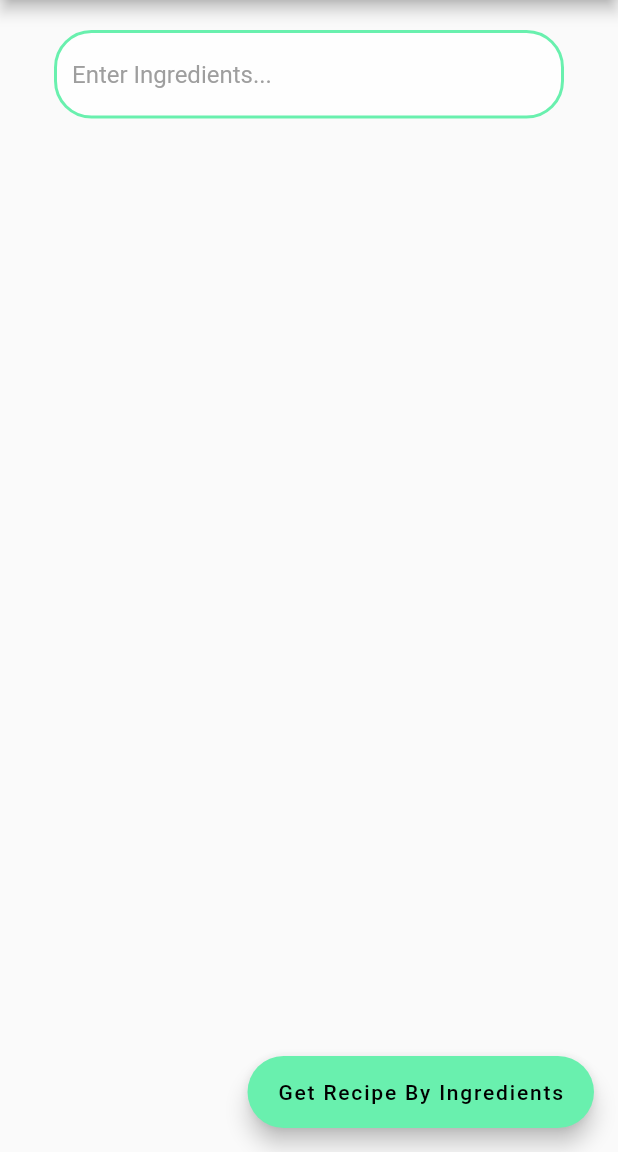
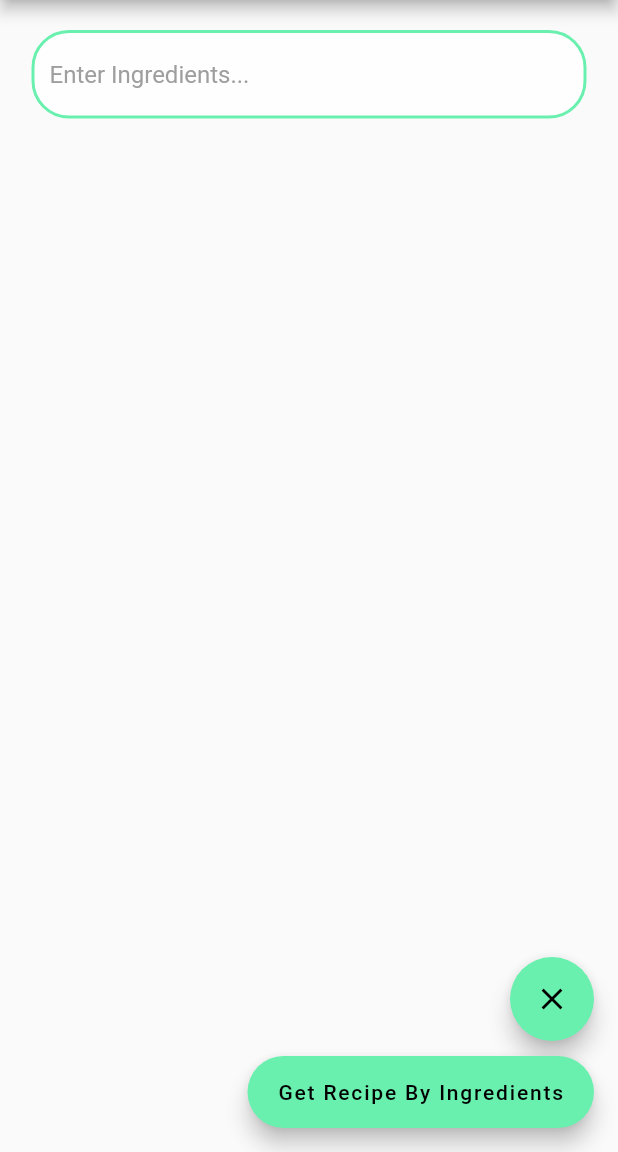
Before and after one commit to wai-calvin/recipeasy, a Flutter app: the IngredientsPage screen opened directly, after a tap on "Get Recipe By Ingredients", on a phone screen of 412 x 824 dp, the part 84-1236 px from its top. Run offline on Flutter 3.47's test engine with Material 2 defaults, Android fonts, the phone set to English and light mode, and no system bars; our stand-ins replace webview_flutter; network calls fail.

Commit message:
touching up ingredients

```diff
--- a/lib/screens/ingredients.dart
+++ b/lib/screens/ingredients.dart
@@ -1,4 +1,6 @@
 import 'package:flutter/material.dart';
+import 'package:recipeasy/services/api_services.dart';
+import 'package:webview_flutter/webview_flutter.dart';
 
 class IngredientsPage extends StatefulWidget {
   const IngredientsPage({Key key}) : super(key: key);
@@ -10,7 +12,7 @@ class _IngredientPageState extends State<IngredientsPage>{
   List<String> _ingredients = [];
 
   final myController = TextEditingController();
-  ScrollController _scrollController = new ScrollController();
+//  ScrollController _scrollController = new ScrollController();
 
   @override
   void dispose() {
@@ -21,7 +23,7 @@ class _IngredientPageState extends State<IngredientsPage>{
 
   Widget myInput(){
     return Container(
-      width: 340,
+      width: 370,
       padding: EdgeInsets.symmetric(horizontal: 0, vertical: 20),
       child: TextField(
         autocorrect: true,
@@ -52,9 +54,11 @@ class _IngredientPageState extends State<IngredientsPage>{
     return ListView.builder(
         itemCount: _ingredients.length,
         itemBuilder: (context, index) {
-          return ListTile(
+          return Card(
+            child: ListTile(
               title: Text(_ingredients[index]),
-              onTap: () => _removeIngredientPrompt(index),
+              onTap: () => _removeIngredientPrompt(index,1),
+            ),
           );
         }
     );
@@ -68,7 +72,8 @@ class _IngredientPageState extends State<IngredientsPage>{
     }
   }
 
-  void _removeIngredientPrompt(int index) {
+  void _removeIngredientPrompt(int index, int mode) {
+    if (mode == 1){
       showDialog(
           context: context,
           builder: (BuildContext context) {
@@ -81,6 +86,7 @@ class _IngredientPageState extends State<IngredientsPage>{
                   ),
                   new FlatButton(
                       child: new Text('REMOVE'),
+                      textColor: Colors.red,
                       onPressed: () {
                         _removeIngredient(index);
                         Navigator.of(context).pop();
@@ -91,13 +97,47 @@ class _IngredientPageState extends State<IngredientsPage>{
           }
       );
     }
+    else if (mode == 2){
+      showDialog(
+          context: context,
+          builder: (BuildContext context) {
+            return new AlertDialog(
+                title: new Text('Clear Ingredients List?'),
+                actions: <Widget>[
+                  new FlatButton(
+                      child: new Text('CANCEL'),
+                      onPressed: () => Navigator.of(context).pop()
+                  ),
+                  new FlatButton(
+                      child: new Text('REMOVE'),
+                      textColor: Colors.red,
+                      onPressed: () {
+                        _clearList();
+                        Navigator.of(context).pop();
+                      }
+                  )
+                ]
+            );
+          }
+      );
+    }
+  }
 
   void _removeIngredient(int index) {
     setState(() => _ingredients.removeAt(index));
   }
 
-  void _getRecipeByIngr(BuildContext context){
+  void _clearList(){
+    setState(() => _ingredients.clear());
+  }
 
+  void _getRecipeByIngr(BuildContext context, List <String>ingr) async {
+    var ingr = _ingredients.join(',');
+    var recipes = await ApiService.instance.recipeByIngr(ingr);
+    Navigator.push(
+        context,
+        MaterialPageRoute(builder: (context) => RecipesFound(recipes: recipes)),
+    );
   }
 
   @override
@@ -118,12 +158,83 @@ class _IngredientPageState extends State<IngredientsPage>{
           ],
         ),
       ),
-      floatingActionButton: FloatingActionButton.extended(
+      floatingActionButton: Column(
+        mainAxisAlignment: MainAxisAlignment.end,
+        children: <Widget>[
+          Row(
+            mainAxisAlignment: MainAxisAlignment.end,
+            children: <Widget>[
+              Padding(
+                padding: EdgeInsets.symmetric(horizontal: 0, vertical: 10),
+                child: FloatingActionButton(
+                  heroTag: 'btn1',
                   onPressed: (){
-          _getRecipeByIngr(context);
+                    _removeIngredientPrompt(null, 2);
+                  },
+                  child: Icon(Icons.clear),
+                ),
+              ),
+            ]
+          ),
+          Row(
+            mainAxisAlignment: MainAxisAlignment.end,
+            children: <Widget>[
+              FloatingActionButton.extended(
+                heroTag: 'btn2',
+                onPressed: (){
+                  _getRecipeByIngr(context,_ingredients);
                 },
                 label: Text('Get Recipe By Ingredients'),
+              ),
+            ]
+          ),
+        ],
       ),
     );
   }
 }
+
+class RecipesFound extends StatefulWidget {
+  //It returns a final mealPlan variable
+  final List<dynamic> recipes;
+  RecipesFound({this.recipes});
+
+  @override
+  _RecipesFoundState createState() => _RecipesFoundState();
+}
+
+class _RecipesFoundState extends State<RecipesFound> {
+
+  @override
+  Widget build(BuildContext context){
+    return Scaffold(
+      appBar: AppBar(
+        title: Text("RECIPEASY"),
+        centerTitle: true,
+      ),
+      body: ListView.builder(
+        itemCount: widget.recipes.length,
+        itemBuilder: (context, index) {
+          return Card(
+            color: Colors.blueGrey[100],
+            margin: EdgeInsets.symmetric(horizontal: 10, vertical: 5),
+            child: Padding(
+              padding: EdgeInsets.symmetric(horizontal: 0, vertical: 15),
+              child: Column(
+                children: <Widget>[
+                  Text(widget.recipes[index]['title']),
+                  ClipRRect(
+                    borderRadius: BorderRadius.circular(20.0),
+                    child: Image.network(
+                      widget.recipes[index]['image'],
+                    ),
+                  )
+                ],
+              ),
+            )
+          );
+        }
+      )
+    );
+  }
+}
--- a/lib/services/api_services.dart
+++ b/lib/services/api_services.dart
@@ -2,7 +2,6 @@ import 'dart:convert';
 import 'dart:io';
 import 'package:http/http.dart' as http;
 import 'package:recipeasy/model/recipe_model.dart';
-
 
 class ApiService {
   //The API service will be a singleton, therefore create a private constructor
@@ -72,4 +71,37 @@ class ApiService {
       throw err.toSring();
     }
   }
+
+  Future<List<dynamic>> recipeByIngr(String ingr) async{
+
+    Map<String, String> parameters = {
+      'apiKey': API_KEY,
+      'ingredients': ingr,
+      'number' : '3',
+    };
+
+    Uri uri = Uri.https(
+      _baseURL,
+      '/recipes/findByIngredients',
+      parameters,
+    );
+
+    Map<String, String> headers = {
+      HttpHeaders.contentTypeHeader: 'application/json',
+    };
+
+    try {
+      //http.get to retrieve the response
+      var response = await http.get(uri,headers: headers);
+      //decode the body of the response into a map
+      var recipe = json.decode(response.body);
+      print(recipe[0]);
+//      recipe = recipe['recipes'][0];
+//      recipe.forEach((k,v) => print('${k}: ${v}'));
+      return recipe;
+    } catch (err) {
+      //If our response has error, we throw an error message
+      throw err.toString();
+    }
+  }
 }
```
Lines whose indentation alone changed are shown as unchanged.
